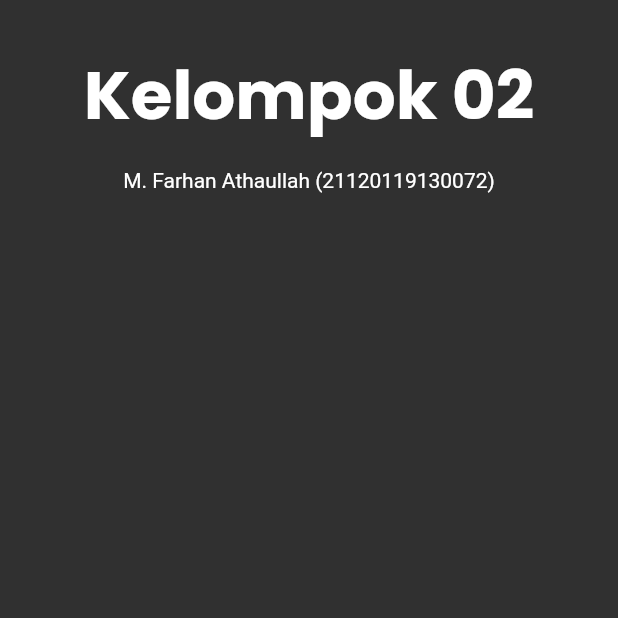
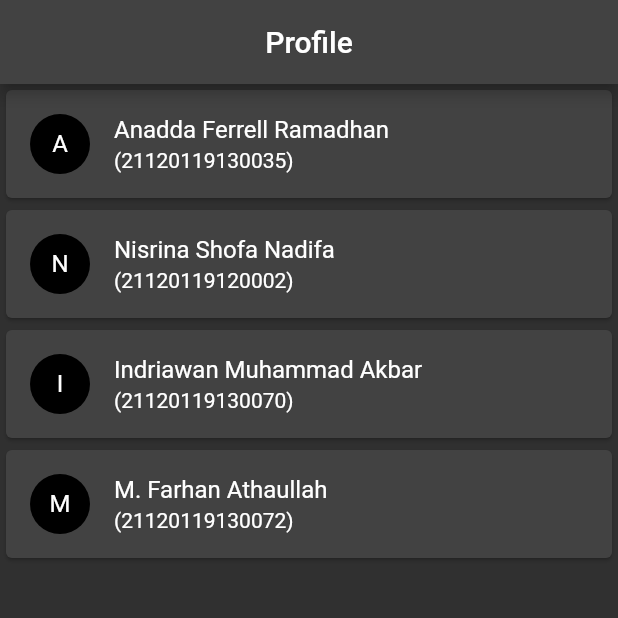
Before and after one commit to Hanndot/MDP_Modul3_Kel02, a Flutter app: the ProfilePage screen opened directly, on a phone screen of 412 x 824 dp, the top half of it. Run offline on Flutter 3.47's test engine with Material 2 defaults, Android fonts, the phone set to English and light mode, and no system bars; our stand-ins replace animated_splash_screen, google_fonts; network calls fail.

Commit message:
Finishing profile page

```diff
--- a/lib/screens/profile.dart
+++ b/lib/screens/profile.dart
@@ -1,25 +1,43 @@
 import 'package:flutter/material.dart';
-import 'package:google_fonts/google_fonts.dart';
 
 class ProfilePage extends StatelessWidget {
-  const ProfilePage({Key? key}) : super(key: key);
+  final List nama = [
+    "Anadda Ferrell Ramadhan",
+    "Nisrina Shofa Nadifa",
+    "Indriawan Muhammad Akbar",
+    "M. Farhan Athaullah",
+  ];
+  final List nim = [
+    "(21120119130035)",
+    "(21120119120002)",
+    "(21120119130070)",
+    "(21120119130072)",
+  ];
 
+  ProfilePage({Key? key}) : super(key: key);
   @override
   Widget build(BuildContext context) {
-    return Column(
-      children: [
-        Center(
-          child: Padding(
-            padding: const EdgeInsets.only(top: 30, bottom: 15),
-            child: Text(
-              'Kelompok 02',
-              style: GoogleFonts.poppins(
-                  fontWeight: FontWeight.bold, fontSize: 45),
-            ),
-          ),
-        ),
-        Text('M. Farhan Athaullah (21120119130072)')
-      ],
+    return Scaffold(
+      appBar: AppBar(
+        title: Text("Profile"),
+        centerTitle: true,
+      ),
+      body: ListView.builder(
+        itemBuilder: (context, index) {
+          return Card(
+            child: ListTile(
+                title: Text(nama[index],
+                    style: const TextStyle(color: Colors.white)),
+                subtitle: Text(nim[index],
+                    style: const TextStyle(color: Colors.white)),
+                leading: CircleAvatar(
+                  child: Text(nama[index][0],
+                      style: const TextStyle(color: Colors.white)),
+                )),
+          );
+        },
+        itemCount: nama.length,
+      ),
     );
   }
 }
```
